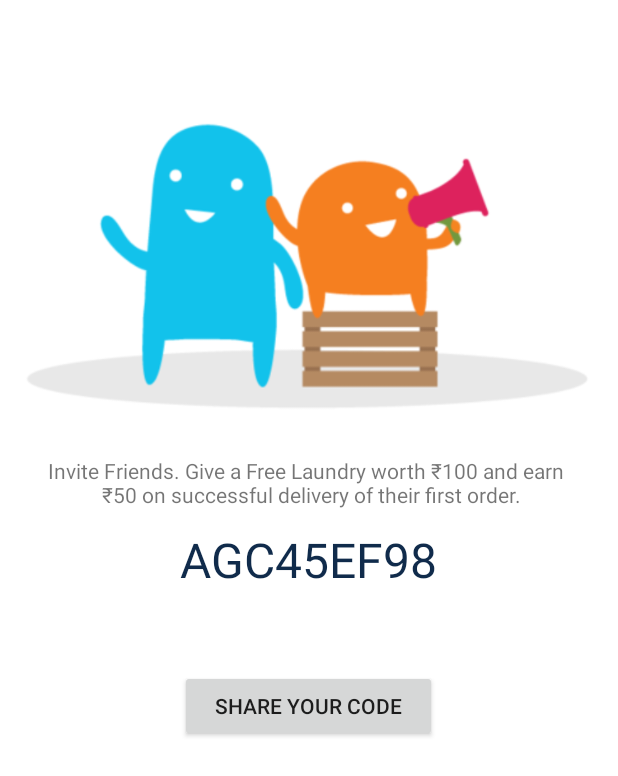
After one commit to teamOSC/dhodu-android, an Android app: the ReferActivity screen opened directly, with no data from a screen before it, on a phone screen of 412 x 824 dp. The commit adds this screen. Shown: the top 776 px of the screen. Run offline under Robolectric (Android 15) with nearby library versions, the phone set to English and light mode, and no system bars; our stand-ins replace CircleImageView.

Commit message:
refer activity

```diff
--- a/app/src/main/java/com/dhodu/android/MainActivity.java
+++ b/app/src/main/java/com/dhodu/android/MainActivity.java
@@ -145,6 +145,9 @@ public class MainActivity extends AppCompatActivity {
                                 break;
                             case R.id.nav_ratecard:
                                 startActivity(new Intent(MainActivity.this, RateCardActivity.class));
+                                break;
+                            case R.id.nav_referral:
+                                startActivity(new Intent(MainActivity.this, ReferActivity.class));
                                 break;
                             case R.id.nav_logout:
                                 ParseUser.logOutInBackground(new LogOutCallback() {
--- /dev/null
+++ b/app/src/main/java/com/dhodu/android/ReferActivity.java
@@ -0,0 +1,35 @@
+package com.dhodu.android;
+
+import android.content.Intent;
+import android.os.Bundle;
+import android.support.v7.app.AppCompatActivity;
+import android.view.View;
+import android.widget.Button;
+import android.widget.TextView;
+import android.widget.Toast;
+
+public class ReferActivity extends AppCompatActivity {
+
+    @Override
+    protected void onCreate(Bundle savedInstanceState) {
+        super.onCreate(savedInstanceState);
+        setContentView(R.layout.activity_refer);
+        Button shareCode = (Button) findViewById(R.id.share_code);
+        final TextView code = (TextView) findViewById(R.id.referral_code);
+
+        shareCode.setOnClickListener(new View.OnClickListener() {
+            @Override
+            public void onClick(View view) {
+                Intent i = new Intent(Intent.ACTION_SEND);
+                i.setType("text/plain");
+                i.putExtra(Intent.EXTRA_TEXT, "Hey! I just used Dhodu for laundry and it is amazing. Try it out and get ₹100 off on your first order, use my code " +
+                        code.getText().toString() + ". Download now - http://www.dhodu.com");
+                try {
+                    startActivity(Intent.createChooser(i, "Share via"));
+                } catch (android.content.ActivityNotFoundException ex) {
+                    Toast.makeText(ReferActivity.this, "No application available to share code", Toast.LENGTH_SHORT).show();
+                }
+            }
+        });
+    }
+}
--- /dev/null
+++ b/app/src/main/res/layout/activity_refer.xml
@@ -0,0 +1,43 @@
+<RelativeLayout xmlns:android="http://schemas.android.com/apk/res/android"
+    xmlns:tools="http://schemas.android.com/tools" android:layout_width="match_parent"
+    android:layout_height="match_parent"
+    tools:context="com.dhodu.android.ReferActivity">
+
+    <ImageView
+        android:layout_width="match_parent"
+        android:layout_height="wrap_content"
+        android:src="@drawable/referral"
+        android:id="@+id/imageView3" />
+
+    <TextView
+        android:id="@+id/textView"
+        android:layout_width="wrap_content"
+        android:layout_height="wrap_content"
+        android:gravity="center"
+        android:text="Invite Friends. Give a Free Laundry worth ₹100 and earn \n ₹50 on successful delivery of their first order."
+        android:layout_below="@+id/imageView3"
+        android:layout_centerHorizontal="true" />
+
+    <TextView
+        android:layout_width="wrap_content"
+        android:layout_height="wrap_content"
+        android:text="AGC45EF98"
+        android:layout_margin="12dp"
+        android:textSize="32sp"
+        android:textColor="@color/dhodu_primary_dark"
+        android:id="@+id/referral_code"
+        android:layout_below="@+id/textView"
+        android:layout_centerHorizontal="true" />
+
+    <Button
+        android:layout_width="wrap_content"
+        android:layout_height="wrap_content"
+        android:text="Share your code"
+        android:id="@+id/share_code"
+        android:layout_marginTop="40dp"
+        android:layout_below="@+id/referral_code"
+        android:layout_alignLeft="@+id/referral_code"
+        android:layout_alignStart="@+id/referral_code"
+        android:layout_alignRight="@+id/referral_code"
+        android:layout_alignEnd="@+id/referral_code" />
+</RelativeLayout>
--- a/app/src/main/res/values/strings.xml
+++ b/app/src/main/res/values/strings.xml
@@ -28,4 +28,5 @@
     <string name="title_activity_splash">SplashActivity</string>
     <string name="title_activity_my_addresses">MyAddressesActivity</string>
     <string name="title_activity_rate_card">RateCardActivity</string>
+    <string name="title_activity_refer">ReferActivity</string>
 </resources>
```
Also changed, not shown: app/src/main/AndroidManifest.xml (+8 -0 lines), app/src/main/res/drawable/referral.png (added).
